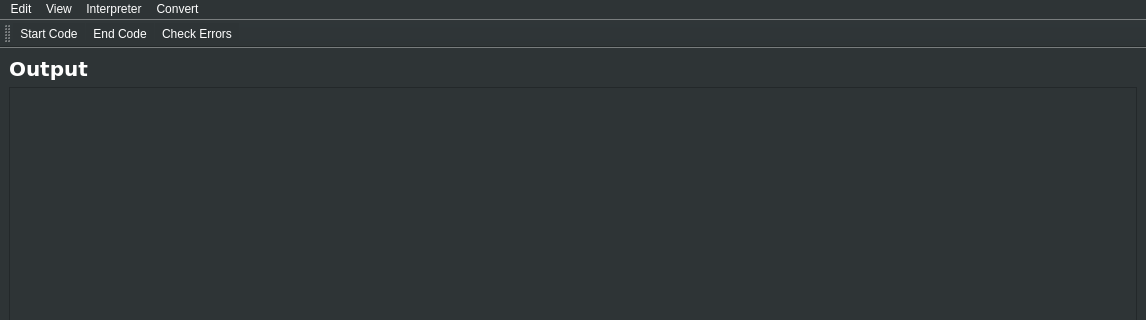
Qt form BFIDE/mainwindow.ui (Djivs/BrainFuckStudio) before a commit; both pictures show x 0 to 1146 and y 0 to 320 of the 1146 by 789 pixel window.
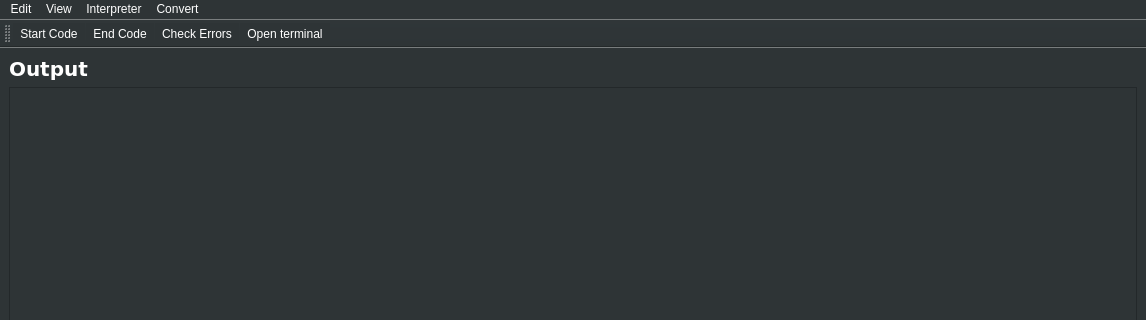
The same form after that commit. Icons and pictures are not drawn.

Commit message: add terminal opening

What changed in the file:
```diff
--- a/BFIDE/mainwindow.ui
+++ b/BFIDE/mainwindow.ui
@@ -297,6 +297,7 @@
    <addaction name="actionStart_Code"/>
    <addaction name="actionEnd_Code"/>
    <addaction name="actionCheck_Errors"/>
+   <addaction name="actionOpen_terminal"/>
   </widget>
   <action name="actionStart_Code">
    <property name="icon">
@@ -481,6 +482,11 @@
     <string>Minify code</string>
    </property>
   </action>
+  <action name="actionOpen_terminal">
+   <property name="text">
+    <string>Open terminal</string>
+   </property>
+  </action>
  </widget>
  <resources>
   <include location="resources.qrc"/>
```
The commit also changes 1 other file.
